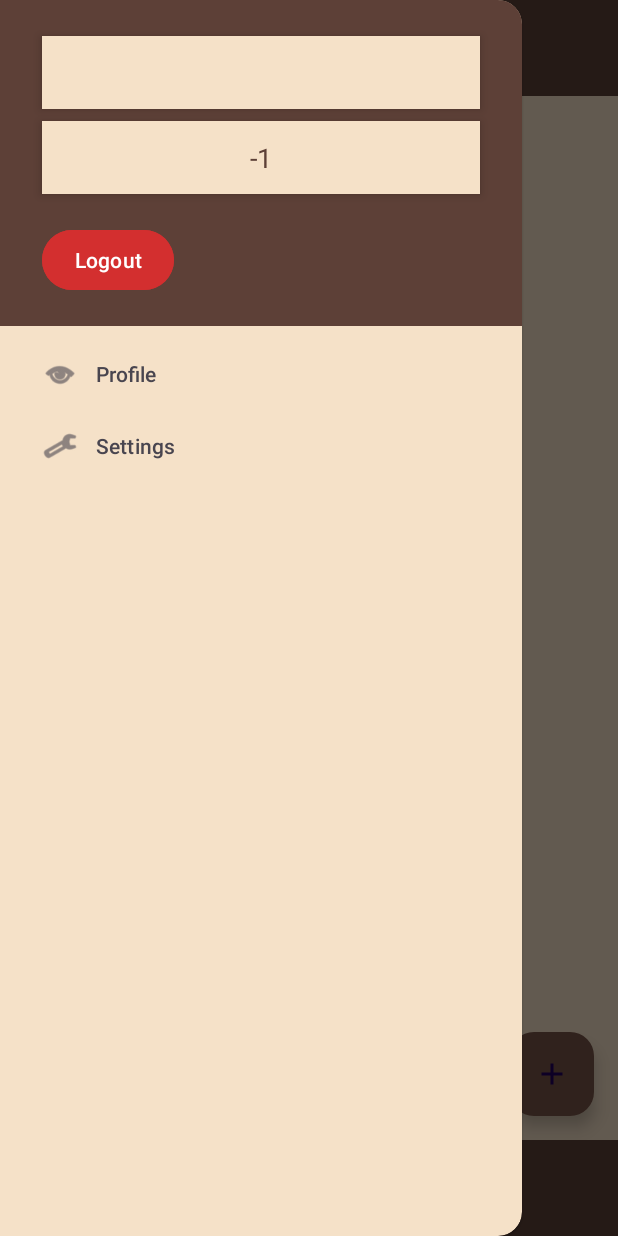
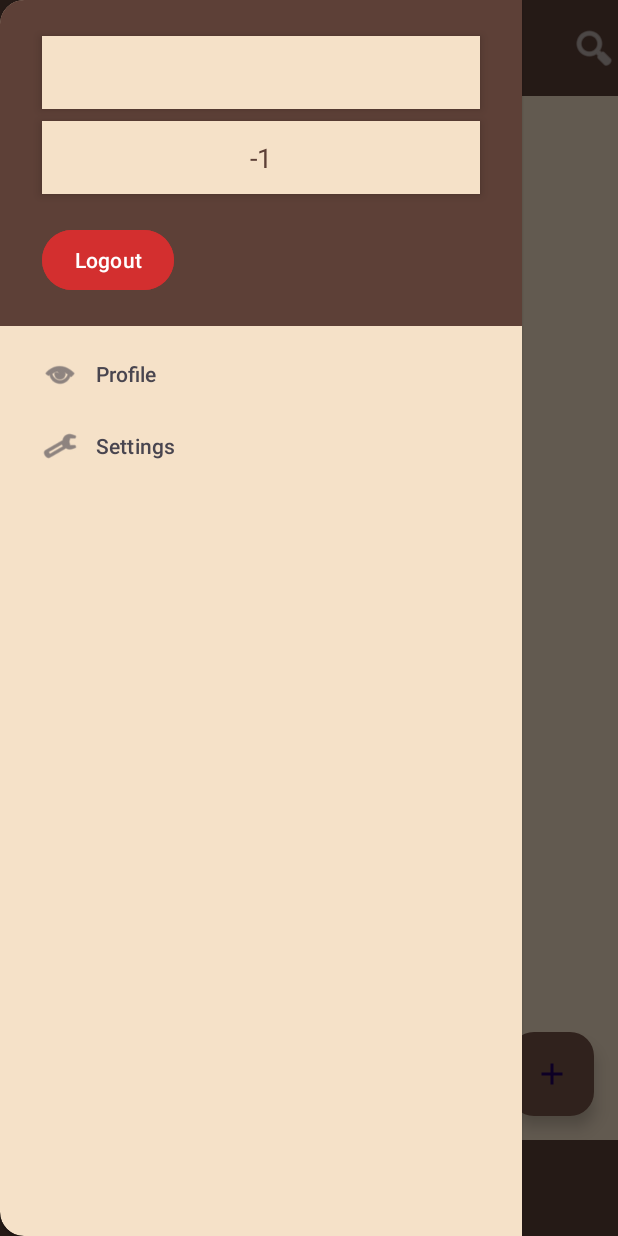
Before and after one commit to shreyash1224/Clarity, an Android app: the MainActivity screen opened directly, with no data from a screen before it, with the side drawer open, on a phone screen of 412 x 824 dp. Run offline under Robolectric (Android 15) with nearby library versions, the phone set to English and light mode, and no system bars; 1 statement that could not run was skipped.

Commit message:
search funtion implemented -> Implementing undo and redo

```diff
--- a/app/src/main/java/com/example/clarity/MainActivity.java
+++ b/app/src/main/java/com/example/clarity/MainActivity.java
@@ -4,16 +4,23 @@ import android.content.Intent;
 import android.content.SharedPreferences;
 import android.database.sqlite.SQLiteDatabase;
 import android.os.Bundle;
+import android.text.Editable;
+import android.text.TextWatcher;
 import android.util.Log;
+import android.view.LayoutInflater;
 import android.view.MenuItem;
 import android.view.View;
 import android.widget.AdapterView;
+import android.widget.ArrayAdapter;
 import android.widget.Button;
+import android.widget.EditText;
+import android.widget.ImageButton;
 import android.widget.ListView;
 import android.widget.TextView;
 import android.widget.Toast;
 import androidx.annotation.NonNull;
 import androidx.appcompat.app.ActionBarDrawerToggle;
+import androidx.appcompat.app.AlertDialog;
 import androidx.appcompat.widget.Toolbar;
 
 import androidx.activity.EdgeToEdge;
@@ -27,6 +34,7 @@ import androidx.drawerlayout.widget.DrawerLayout;
 import com.google.android.material.navigation.NavigationView;
 
 import java.util.ArrayList;
+import java.util.List;
 
 public class MainActivity extends AppCompatActivity {
 
@@ -42,7 +50,6 @@ public class MainActivity extends AppCompatActivity {
     @Override
     protected void onCreate(Bundle savedInstanceState) {
         super.onCreate(savedInstanceState);
-
         EdgeToEdge.enable(this);
         setContentView(R.layout.activity_main);
 
@@ -52,81 +59,74 @@ public class MainActivity extends AppCompatActivity {
             return insets;
         });
 
-        // Using Shared Preferences to check if the user is logged in or not.
+        // Shared Preferences for login check
         sharedPreferences = getSharedPreferences("logStatus", MODE_PRIVATE);
         boolean status = sharedPreferences.getBoolean("logStatus", false);
 
         if (!status) {
             Intent intent = new Intent(MainActivity.this, LoginActivity.class);
             Toast.makeText(this, "Starting Login Activity.", Toast.LENGTH_SHORT).show();
-            Log.d("Database", "Start");
-
             sharedPreferences.edit().putBoolean("logStatus", true).apply();
             startActivity(intent);
         }
 
-        // ✅ Initialize Toolbar correctly
+        // Initialize Toolbar
         Toolbar topToolbar = findViewById(R.id.tbMaTopToolbar);
-        setSupportActionBar(topToolbar); // ✅ Fix variable name
-
-        // ✅ Initialize DrawerLayout
-        drawerLayout = findViewById(R.id.dlMaMainPage);
-
-        // Navigation Drawer Toggle
-        ActionBarDrawerToggle toggle = new ActionBarDrawerToggle(this, drawerLayout, topToolbar,
-                R.string.navigation_drawer_open, R.string.navigation_drawer_close);
-        drawerLayout.addDrawerListener(toggle);
-        toggle.syncState();
-
-        // Navigation View
-        navigationView = findViewById(R.id.nvMaNavDrawer);
-        View headerView = navigationView.getHeaderView(0);
+        setSupportActionBar(topToolbar);
+        getSupportActionBar().setTitle("");  // Removes the title text
 
 
-        // Get Username from SharedPreferences
+        // Initialize DrawerLayout and NavigationView
+        drawerLayout = findViewById(R.id.dlMaMainPage);
+        navigationView = findViewById(R.id.nvMaNavDrawer);
+
+        // Get ibMenu Button and set click listener
+        ImageButton ibMenu = findViewById(R.id.ibMenu);
+        ibMenu.setOnClickListener(view -> {
+            if (drawerLayout.isDrawerOpen(GravityCompat.START)) {
+                drawerLayout.closeDrawer(GravityCompat.START);  // Close drawer if open
+            } else {
+                drawerLayout.openDrawer(GravityCompat.START);  // Open drawer if closed
+            }
+        });
+
+        // Navigation Header Setup
+        View headerView = navigationView.getHeaderView(0);
         tvUserName = headerView.findViewById(R.id.tvUsername);
         tvUserId = headerView.findViewById(R.id.tvUserId);
-        // ✅ Fix: Check login status properly
+
+
+
+
+
         sharedPreferences = getSharedPreferences("UserPrefs", MODE_PRIVATE);
         String username = sharedPreferences.getString("username", null);
         int userId = sharedPreferences.getInt("userId", -1);
 
         if (username == null || userId == -1) {
-            // User is not logged in, redirect to LoginActivity
             Intent intent = new Intent(MainActivity.this, LoginActivity.class);
             intent.setFlags(Intent.FLAG_ACTIVITY_NEW_TASK | Intent.FLAG_ACTIVITY_CLEAR_TASK);
             startActivity(intent);
-            finish(); // Prevent going back to MainActivity
+            finish();
         }
 
-        Toast.makeText(this, username+" "+userId, Toast.LENGTH_LONG).show();
+        Toast.makeText(this, username + " " + userId, Toast.LENGTH_LONG).show();
         tvUserName.setText(username);
         tvUserId.setText(String.valueOf(userId));
 
         // Handle navigation item clicks
-        navigationView.setNavigationItemSelectedListener(new NavigationView.OnNavigationItemSelectedListener() {
-            @Override
-            public boolean onNavigationItemSelected(@NonNull MenuItem item) {
+        navigationView.setNavigationItemSelectedListener(item -> {
             if (item.getItemId() == R.id.nav_profile) {
-
                 Toast.makeText(MainActivity.this, "Profile Selected", Toast.LENGTH_SHORT).show();
             } else if (item.getItemId() == R.id.nav_settings) {
-
-
                 Toast.makeText(MainActivity.this, "Settings Selected", Toast.LENGTH_SHORT).show();
             }
             drawerLayout.closeDrawer(GravityCompat.START);
             return true;
-            }
         });
-        sharedPreferences = getSharedPreferences("UserPrefs", MODE_PRIVATE);
-        int pageId = sharedPreferences.getInt("pageId", -1);
 
-
-        //List View
         listView = findViewById(R.id.lvMalistView);
     }
-
 
 
 
@@ -203,4 +203,69 @@ public class MainActivity extends AppCompatActivity {
         Intent intent = new Intent(MainActivity.this, TaskListActivity.class);
         startActivity(intent);
     }
+
+    public void searchPage(View view) {
+        // Create dialog
+        AlertDialog.Builder builder = new AlertDialog.Builder(this);
+        LayoutInflater inflater = getLayoutInflater();
+        View dialogView = inflater.inflate(R.layout.dialog_search_page, null);
+        builder.setView(dialogView);
+
+        AlertDialog dialog = builder.create();
+        dialog.show();
+
+        // Initialize views
+        EditText etSearchPage = dialogView.findViewById(R.id.etSearchPage);
+        ListView lvSearchResults = dialogView.findViewById(R.id.lvSearchResults);
+
+        // Fetch all pages from database
+        DiaryDatabaseHelper dbHelper = new DiaryDatabaseHelper(this);
+
+        int userId = sharedPreferences.getInt("userId", -1);
+        List<DiaryPage> allPages = dbHelper.getAllPages(userId);  // Ensure this method exists in DB Helper
+
+        // Setup adapter
+        ArrayAdapter<String> adapter = new ArrayAdapter<>(this, android.R.layout.simple_list_item_1);
+        lvSearchResults.setAdapter(adapter);
+
+        // Search function
+        etSearchPage.addTextChangedListener(new TextWatcher() {
+            @Override
+            public void beforeTextChanged(CharSequence s, int start, int count, int after) {}
+
+            @Override
+            public void onTextChanged(CharSequence s, int start, int before, int count) {
+                adapter.clear();
+                String query = s.toString().trim().toLowerCase();
+                for (DiaryPage page : allPages) {
+                    if (page.getPageTitle().toLowerCase().contains(query) || String.valueOf(page.getPageId()).equals(query)) {
+                        adapter.add(page.getPageTitle() + " (ID: " + page.getPageId() + ")");
                     }
+                }
+            }
+
+            @Override
+            public void afterTextChanged(Editable s) {}
+        });
+
+        // Handle page selection
+        lvSearchResults.setOnItemClickListener((parent, view1, position, id) -> {
+            String selectedItem = adapter.getItem(position);
+            int pageId = extractPageId(selectedItem); // Extract ID from the selected string
+
+            // Open the selected page
+            Intent intent = new Intent(MainActivity.this, DiaryPageActivity.class);
+            intent.putExtra("pageId", pageId);
+            startActivity(intent);
+
+            dialog.dismiss();
+        });
+    }
+
+    // Extract pageId from list item text
+    private int extractPageId(String text) {
+        String idPart = text.substring(text.lastIndexOf("ID: ") + 4, text.length() - 1);
+        return Integer.parseInt(idPart);
+    }
+
+}
--- a/app/src/main/res/layout/activity_main.xml
+++ b/app/src/main/res/layout/activity_main.xml
@@ -19,15 +19,54 @@
             android:orientation="vertical"
             android:fitsSystemWindows="true">
 
+
             <!-- Top Toolbar -->
             <androidx.appcompat.widget.Toolbar
                 android:id="@+id/tbMaTopToolbar"
                 android:layout_width="match_parent"
                 android:layout_height="?attr/actionBarSize"
                 android:background="@color/brown_toolbar"
-                android:title="Clarity"
+                android:textAlignment="center"
                 android:titleTextColor="@color/white"
-                android:theme="@style/ThemeOverlay.AppCompat.Dark.ActionBar"/>
+                android:padding="6dp"
+                android:theme="@style/ThemeOverlay.AppCompat.Dark.ActionBar">
+
+                <ImageButton
+                    android:id="@+id/ibMenu"
+                    android:layout_width="wrap_content"
+                    android:layout_height="wrap_content"
+                    android:background="@android:color/transparent"
+                    android:src="@android:drawable/ic_menu_sort_by_size"
+                    android:layout_gravity="start|center"
+
+                    app:tint="@color/white"
+                    />
+
+                <TextView
+                    android:id="@+id/tvToolbarTitle"
+                    android:layout_width="wrap_content"
+                    android:layout_height="wrap_content"
+                    android:text="Clarity"
+                    android:textSize="28sp"
+                    android:fontFamily="sans-serif-condensed-medium"
+                    android:textColor="@color/white"
+                    android:layout_gravity="start|center"
+                    android:padding="8dp"/>
+
+
+
+                <ImageButton
+                    android:id="@+id/ibSearch"
+                    android:layout_gravity="end"
+                    android:layout_width="wrap_content"
+                    android:layout_height="wrap_content"
+                    android:background="@android:color/transparent"
+                    android:src="@android:drawable/ic_menu_search"
+                    app:tint="@color/white"
+                    android:onClick="searchPage"
+                    />
+
+            </androidx.appcompat.widget.Toolbar>
 
             <!-- ListView -->
             <ListView
@@ -86,6 +125,7 @@
         </LinearLayout>
 
 
+
         <!-- Floating Action Button -->
         <com.google.android.material.floatingactionbutton.FloatingActionButton
             android:id="@+id/fabMaAddPageButton"
@@ -99,14 +139,15 @@
             android:onClick="addPage"
             android:src="@drawable/ic_add"/>
     </androidx.coordinatorlayout.widget.CoordinatorLayout>
-
     <!-- Navigation Drawer -->
     <com.google.android.material.navigation.NavigationView
         android:id="@+id/nvMaNavDrawer"
         android:layout_width="wrap_content"
         android:layout_height="match_parent"
-        android:layout_gravity="start"
+        android:layout_gravity="start|center"
         android:background="@color/beige_light"
         app:headerLayout="@layout/nav_header"
         app:menu="@menu/drawer_menu"/>
+
+
 </androidx.drawerlayout.widget.DrawerLayout>
--- a/app/src/main/res/layout/list_item_diary_page.xml
+++ b/app/src/main/res/layout/list_item_diary_page.xml
@@ -13,6 +13,7 @@
 
         <TextView
             android:id="@+id/tvDiplPageTitle"
+            android:paddingStart="8dp"
             android:layout_width="0dp"
             android:layout_height="wrap_content"
             android:layout_weight="6"
```
Lines whose indentation alone changed are shown as unchanged.
